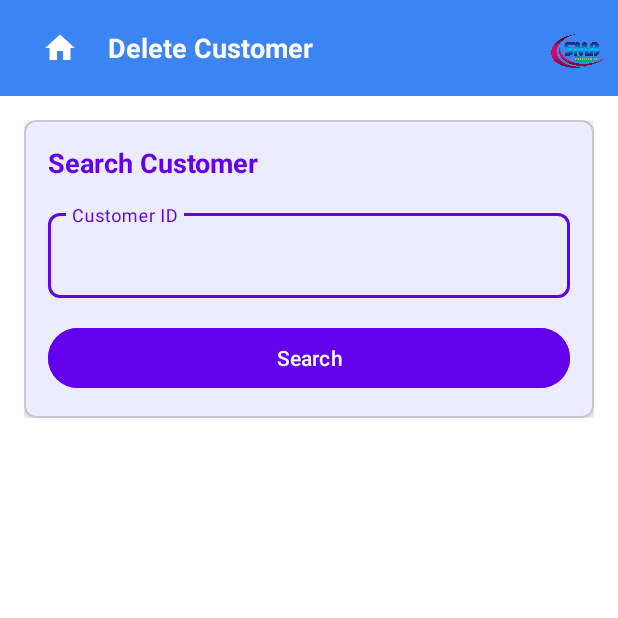
After one commit to nellorukiran/smb-finance-mini, an Android app: the DeleteCustomerActivity screen opened directly, with no data from a screen before it, on a phone screen of 412 x 824 dp, the top half of it. The commit adds this screen. Run offline under Robolectric (Android 15) with nearby library versions, the phone set to English and light mode, and no system bars.

Commit message:
Delete functionality changes

```diff
--- a/app/src/main/AndroidManifest.xml
+++ b/app/src/main/AndroidManifest.xml
@@ -33,6 +33,7 @@
         <activity android:name=".UpdateCustomerActivity" />
         <activity android:name=".CustomerSearchActivity" />
         <activity android:name=".CustomerDetailsActivity" />
+        <activity android:name=".DeleteCustomerActivity" />
     </application>
 
 </manifest>
--- /dev/null
+++ b/app/src/main/java/com/smbfinance/DeleteCustomerActivity.kt
@@ -0,0 +1,181 @@
+package com.smbfinance
+
+import android.os.Bundle
+import android.util.Log
+import android.view.View
+import android.widget.ImageButton
+import android.widget.TextView
+import android.widget.Toast
+import androidx.appcompat.app.AlertDialog
+import androidx.appcompat.app.AppCompatActivity
+import com.google.android.material.button.MaterialButton
+import com.google.android.material.card.MaterialCardView
+import com.google.android.material.textfield.TextInputEditText
+import com.google.android.material.textfield.TextInputLayout
+import com.smbfinance.api.RetrofitClient
+import com.smbfinance.model.DeleteSearchResponse
+import com.smbfinance.model.DeleteCustomerDetails
+import com.smbfinance.model.ErrorResponse
+import com.google.gson.Gson
+import kotlinx.coroutines.CoroutineScope
+import kotlinx.coroutines.Dispatchers
+import kotlinx.coroutines.launch
+import kotlinx.coroutines.withContext
+import retrofit2.Response
+
+class DeleteCustomerActivity : AppCompatActivity() {
+    private val TAG = "DeleteCustomerActivity"
+    private val gson = Gson()
+    private lateinit var etCustomerId: TextInputEditText
+    private lateinit var customerIdLayout: TextInputLayout
+    private lateinit var btnSearch: MaterialButton
+    private lateinit var btnDelete: MaterialButton
+    private lateinit var btnHome: ImageButton
+    private lateinit var tvCustomerName: TextView
+    private lateinit var tvPhoneNumber: TextView
+    private lateinit var tvAddress: TextView
+    private lateinit var tvProductName: TextView
+    private lateinit var tvTotalDues: TextView
+    private lateinit var tvPerMonthDue: TextView
+    private lateinit var tvTotalDueAmount: TextView
+    private lateinit var tvNextDueAmount: TextView
+    private lateinit var customerDetailsCard: MaterialCardView
+    private var currentCustomerId: String? = null
+
+    override fun onCreate(savedInstanceState: Bundle?) {
+        super.onCreate(savedInstanceState)
+        setContentView(R.layout.activity_delete_customer)
+
+        // Initialize views
+        etCustomerId = findViewById(R.id.etCustomerId)
+        customerIdLayout = findViewById(R.id.customerIdLayout)
+        btnSearch = findViewById(R.id.btnSearch)
+        btnDelete = findViewById(R.id.btnDelete)
+        btnHome = findViewById(R.id.btnHome)
+        tvCustomerName = findViewById(R.id.tvCustomerName)
+        tvPhoneNumber = findViewById(R.id.tvPhoneNumber)
+        tvAddress = findViewById(R.id.tvAddress)
+        tvProductName = findViewById(R.id.tvProductName)
+        tvTotalDues = findViewById(R.id.tvTotalDues)
+        tvPerMonthDue = findViewById(R.id.tvPerMonthDue)
+        tvTotalDueAmount = findViewById(R.id.tvTotalDueAmount)
+        tvNextDueAmount = findViewById(R.id.tvNextDueAmount)
+        customerDetailsCard = findViewById(R.id.customerDetailsCard)
+
+        btnHome.setOnClickListener {
+            finish()
+        }
+
+        btnSearch.setOnClickListener {
+            val customerId = etCustomerId.text.toString().trim()
+            if (customerId.isNotEmpty()) {
+                searchCustomer(customerId)
+            } else {
+                customerIdLayout.error = "Please enter Customer ID"
+            }
+        }
+
+        btnDelete.setOnClickListener {
+            currentCustomerId?.let { customerId ->
+                showDeleteConfirmationDialog(customerId)
+            }
+        }
+    }
+
+    private fun showDeleteConfirmationDialog(customerId: String) {
+        AlertDialog.Builder(this)
+            .setTitle("Confirm Delete")
+            .setMessage("Are you sure you want to delete this customer? This action cannot be undone.")
+            .setPositiveButton("Delete") { _, _ ->
+                deleteCustomer(customerId)
+            }
+            .setNegativeButton("Cancel", null)
+            .create()
+            .show()
+    }
+
+    private fun searchCustomer(customerId: String) {
+        CoroutineScope(Dispatchers.IO).launch {
+            try {
+                val response = RetrofitClient.apiService.deleteSearchCustomer(customerId)
+                withContext(Dispatchers.Main) {
+                    if (response.isSuccessful) {
+                        val deleteSearchResponse = response.body()
+                        if (deleteSearchResponse != null && deleteSearchResponse.customer != null) {
+                            displayCustomerDetails(deleteSearchResponse.customer)
+                            currentCustomerId = customerId
+                        } else {
+                            Toast.makeText(this@DeleteCustomerActivity, "Customer not found", Toast.LENGTH_SHORT).show()
+                        }
+                    } else {
+                        val errorMessage = try {
+                            val errorResponse = gson.fromJson(response.errorBody()?.string(), ErrorResponse::class.java)
+                            errorResponse.message
+                        } catch (e: Exception) {
+                            "Error searching for customer"
+                        }
+                        Toast.makeText(this@DeleteCustomerActivity, errorMessage, Toast.LENGTH_SHORT).show()
+                    }
+                }
+            } catch (e: Exception) {
+                withContext(Dispatchers.Main) {
+                    Log.e(TAG, "Error searching customer", e)
+                    Toast.makeText(this@DeleteCustomerActivity, "Error: ${e.message}", Toast.LENGTH_SHORT).show()
+                }
+            }
+        }
+    }
+
+    private fun displayCustomerDetails(customerDetails: DeleteCustomerDetails) {
+        // Basic Information
+        tvCustomerName.text = "Name: ${customerDetails.customerName}"
+        tvPhoneNumber.text = "Phone: ${customerDetails.phoneNumber}"
+        tvAddress.text = "Address: ${customerDetails.address}"
+        tvProductName.text = "Product: ${customerDetails.productName}"
+
+        // Due Information
+        tvTotalDues.text = "Total Dues: ${customerDetails.totalDues}"
+        tvPerMonthDue.text = "Monthly Due: ₹${String.format("%.2f", customerDetails.perMonthDue)}"
+        tvTotalDueAmount.text = "Total Due Amount: ₹${String.format("%.2f", customerDetails.totalDueAmount)}"
+        tvNextDueAmount.text = "Next Due Amount: ₹${String.format("%.2f", customerDetails.nextDueAmount)}"
+
+        // Show the details card
+        customerDetailsCard.visibility = View.VISIBLE
+    }
+
+    private fun deleteCustomer(customerId: String) {
+        CoroutineScope(Dispatchers.IO).launch {
+            try {
+                val response = RetrofitClient.apiService.deleteCustomer(customerId)
+                withContext(Dispatchers.Main) {
+                    if (response.isSuccessful) {
+                        val responseBody = response.body()
+                        if (responseBody != null) {
+                            Toast.makeText(this@DeleteCustomerActivity, responseBody.message, Toast.LENGTH_SHORT).show()
+                            // Clear the form and hide details card
+                            etCustomerId.text?.clear()
+                            customerDetailsCard.visibility = View.GONE
+                            currentCustomerId = null
+                        } else {
+                            Toast.makeText(this@DeleteCustomerActivity, "Customer deleted successfully", Toast.LENGTH_SHORT).show()
+                            finish()
+                        }
+                    } else {
+                        val errorMessage = try {
+                            val errorResponse = gson.fromJson(response.errorBody()?.string(), ErrorResponse::class.java)
+                            errorResponse.message
+                        } catch (e: Exception) {
+                            "Error deleting customer"
+                        }
+                        Toast.makeText(this@DeleteCustomerActivity, errorMessage, Toast.LENGTH_SHORT).show()
+                    }
+                }
+            } catch (e: Exception) {
+                withContext(Dispatchers.Main) {
+                    Log.e(TAG, "Error deleting customer", e)
+                    Toast.makeText(this@DeleteCustomerActivity, "Error: ${e.message}", Toast.LENGTH_SHORT).show()
+                }
+            }
+        }
+    }
+}
--- a/app/src/main/java/com/smbfinance/api/RetrofitClient.kt
+++ b/app/src/main/java/com/smbfinance/api/RetrofitClient.kt
@@ -12,8 +12,8 @@ import java.util.concurrent.TimeUnit
 object RetrofitClient {
     private const val TAG = "RetrofitClient"
     // Use localhost for API calls
-    private const val BASE_URL = "http://10.0.2.2:5000/"
-    // private const val BASE_URL = "http://smbfinance.us-east-1.elasticbeanstalk.com/"
+    private const val //BASE_URL = "http://10.0.2.2:5000/"
+    //private const val BASE_URL = "http://smbfinance.us-east-1.elasticbeanstalk.com/"
 
     private var authToken: String? = null
 
@@ -35,6 +35,7 @@ object RetrofitClient {
         val request = requestBuilder.build()
         chain.proceed(request)
     }
+
 
     private val loggingInterceptor = HttpLoggingInterceptor().apply {
         level = HttpLoggingInterceptor.Level.BODY
--- /dev/null
+++ b/app/src/main/res/layout/activity_delete_customer.xml
@@ -0,0 +1,208 @@
+<?xml version="1.0" encoding="utf-8"?>
+<androidx.constraintlayout.widget.ConstraintLayout xmlns:android="http://schemas.android.com/apk/res/android"
+    xmlns:app="http://schemas.android.com/apk/res-auto"
+    android:layout_width="match_parent"
+    android:layout_height="match_parent"
+    android:background="@color/white">
+
+    <com.google.android.material.appbar.MaterialToolbar
+        android:id="@+id/toolbar"
+        android:layout_width="match_parent"
+        android:layout_height="?attr/actionBarSize"
+        android:background="?attr/colorPrimary"
+        android:elevation="4dp"
+        android:theme="@style/ThemeOverlay.MaterialComponents.Dark.ActionBar"
+        app:layout_constraintTop_toTopOf="parent">
+
+        <LinearLayout
+            android:layout_width="match_parent"
+            android:layout_height="match_parent"
+            android:orientation="horizontal"
+            android:gravity="center_vertical">
+
+            <ImageButton
+                android:id="@+id/btnHome"
+                android:layout_width="48dp"
+                android:layout_height="48dp"
+                android:background="?attr/selectableItemBackgroundBorderless"
+                android:src="@drawable/ic_home"
+                android:contentDescription="Home"
+                android:tint="@color/white" />
+
+            <TextView
+                android:layout_width="0dp"
+                android:layout_height="wrap_content"
+                android:layout_weight="1"
+                android:text="Delete Customer"
+                android:textColor="@color/white"
+                android:textSize="18sp"
+                android:textStyle="bold"
+                android:layout_marginStart="8dp" />
+
+            <ImageView
+                android:layout_width="40dp"
+                android:layout_height="40dp"
+                android:src="@drawable/smblogo"
+                android:layout_marginEnd="8dp"
+                android:contentDescription="Logo" />
+
+        </LinearLayout>
+
+    </com.google.android.material.appbar.MaterialToolbar>
+
+    <androidx.core.widget.NestedScrollView
+        android:layout_width="match_parent"
+        android:layout_height="0dp"
+        android:background="@color/white"
+        android:padding="16dp"
+        app:layout_constraintBottom_toBottomOf="parent"
+        app:layout_constraintTop_toBottomOf="@id/toolbar">
+
+        <androidx.constraintlayout.widget.ConstraintLayout
+            android:layout_width="match_parent"
+            android:layout_height="wrap_content">
+
+            <com.google.android.material.card.MaterialCardView
+                android:id="@+id/searchCard"
+                android:layout_width="match_parent"
+                android:layout_height="wrap_content"
+                android:layout_marginBottom="16dp"
+                app:cardCornerRadius="8dp"
+                app:cardElevation="4dp"
+                app:layout_constraintTop_toTopOf="parent">
+
+                <LinearLayout
+                    android:layout_width="match_parent"
+                    android:layout_height="wrap_content"
+                    android:orientation="vertical"
+                    android:padding="16dp">
+
+                    <TextView
+                        android:layout_width="match_parent"
+                        android:layout_height="wrap_content"
+                        android:text="Search Customer"
+                        android:textColor="@color/design_default_color_primary"
+                        android:textSize="18sp"
+                        android:textStyle="bold" />
+
+                    <com.google.android.material.textfield.TextInputLayout
+                        android:id="@+id/customerIdLayout"
+                        android:layout_width="match_parent"
+                        android:layout_height="wrap_content"
+                        android:layout_marginTop="16dp"
+                        style="@style/Widget.MaterialComponents.TextInputLayout.OutlinedBox"
+                        app:boxCornerRadiusTopStart="8dp"
+                        app:boxCornerRadiusTopEnd="8dp"
+                        app:boxCornerRadiusBottomStart="8dp"
+                        app:boxCornerRadiusBottomEnd="8dp"
+                        app:boxStrokeColor="@color/design_default_color_primary"
+                        app:hintTextColor="@color/design_default_color_primary">
+
+                        <com.google.android.material.textfield.TextInputEditText
+                            android:id="@+id/etCustomerId"
+                            android:layout_width="match_parent"
+                            android:layout_height="wrap_content"
+                            android:hint="Customer ID"
+                            android:inputType="text"
+                            android:maxLines="1" />
+                    </com.google.android.material.textfield.TextInputLayout>
+
+                    <com.google.android.material.button.MaterialButton
+                        android:id="@+id/btnSearch"
+                        android:layout_width="match_parent"
+                        android:layout_height="wrap_content"
+                        android:layout_marginTop="16dp"
+                        android:backgroundTint="@color/design_default_color_primary"
+                        android:text="Search"
+                        android:textColor="@color/white" />
+
+                </LinearLayout>
+            </com.google.android.material.card.MaterialCardView>
+
+            <com.google.android.material.card.MaterialCardView
+                android:id="@+id/customerDetailsCard"
+                android:layout_width="match_parent"
+                android:layout_height="wrap_content"
+                android:visibility="gone"
+                app:cardCornerRadius="8dp"
+                app:cardElevation="4dp"
+                app:layout_constraintTop_toBottomOf="@id/searchCard">
+
+                <LinearLayout
+                    android:layout_width="match_parent"
+                    android:layout_height="wrap_content"
+                    android:orientation="vertical"
+                    android:padding="16dp">
+
+                    <TextView
+                        android:layout_width="wrap_content"
+                        android:layout_height="wrap_content"
+                        android:text="Customer Details"
+                        android:textSize="20sp"
+                        android:textStyle="bold"
+                        android:textColor="@color/design_default_color_primary"
+                        android:layout_marginBottom="16dp"/>
+
+                    <TextView
+                        android:id="@+id/tvCustomerName"
+                        android:layout_width="match_parent"
+                        android:layout_height="wrap_content"
+                        android:layout_marginBottom="8dp"/>
+
+                    <TextView
+                        android:id="@+id/tvPhoneNumber"
+                        android:layout_width="match_parent"
+                        android:layout_height="wrap_content"
+                        android:layout_marginBottom="8dp"/>
+
+                    <TextView
+                        android:id="@+id/tvAddress"
+                        android:layout_width="match_parent"
+                        android:layout_height="wrap_content"
+                        android:layout_marginBottom="8dp"/>
+
+                    <TextView
+                        android:id="@+id/tvProductName"
+                        android:layout_width="match_parent"
+                        android:layout_height="wrap_content"
+                        android:layout_marginBottom="8dp"/>
+
+                    <TextView
+                        android:id="@+id/tvTotalDues"
+                        android:layout_width="match_parent"
+                        android:layout_height="wrap_content"
+                        android:layout_marginBottom="8dp"/>
+
+                    <TextView
+                        android:id="@+id/tvPerMonthDue"
+                        android:layout_width="match_parent"
+                        android:layout_height="wrap_content"
+                        android:layout_marginBottom="8dp"/>
+
+                    <TextView
+                        android:id="@+id/tvTotalDueAmount"
+                        android:layout_width="match_parent"
+                        android:layout_height="wrap_content"
+                        android:layout_marginBottom="8dp"/>
+
+                    <TextView
+                        android:id="@+id/tvNextDueAmount"
+                        android:layout_width="match_parent"
+                        android:layout_height="wrap_content"
+                        android:layout_marginBottom="16dp"/>
+
+                    <com.google.android.material.button.MaterialButton
+                        android:id="@+id/btnDelete"
+                        android:layout_width="match_parent"
+                        android:layout_height="wrap_content"
+                        android:backgroundTint="@color/design_default_color_error"
+                        android:text="Delete Customer"
+                        android:textColor="@color/white" />
+
+                </LinearLayout>
+            </com.google.android.material.card.MaterialCardView>
+
+        </androidx.constraintlayout.widget.ConstraintLayout>
+    </androidx.core.widget.NestedScrollView>
+
+</androidx.constraintlayout.widget.ConstraintLayout>
--- a/app/src/main/res/menu/drawer_menu.xml
+++ b/app/src/main/res/menu/drawer_menu.xml
@@ -6,9 +6,9 @@
             android:icon="@drawable/icon_account_circle"
             android:title="Dashboard" />
         <item
-            android:id="@+id/nav_add"
+            android:id="@+id/nav_delete"
             android:icon="@drawable/icon_account_circle"
-            android:title="Add Customer" />
+            android:title="Delete Customer" />
         <item
             android:id="@+id/nav_update"
             android:icon="@drawable/icon_account_circle"
--- a/app/src/main/res/xml/network_security_config.xml
+++ b/app/src/main/res/xml/network_security_config.xml
@@ -2,5 +2,6 @@
 <network-security-config>
     <domain-config cleartextTrafficPermitted="true">
         <domain includeSubdomains="true">10.0.2.2</domain>
+        <domain includeSubdomains="true">smbfinance.us-east-1.elasticbeanstalk.com</domain>
     </domain-config>
 </network-security-config>
```
Also changed, not shown: app/src/main/java/com/smbfinance/DashboardActivity.kt (+18 -38 lines), app/src/main/java/com/smbfinance/api/ApiService.kt (+7 -0 lines), app/src/main/java/com/smbfinance/model/DeleteSearchResponse.kt (added, +27 -0 lines), app/src/main/res/drawable/ic_launcher.xml (added, +19 -0 lines).
